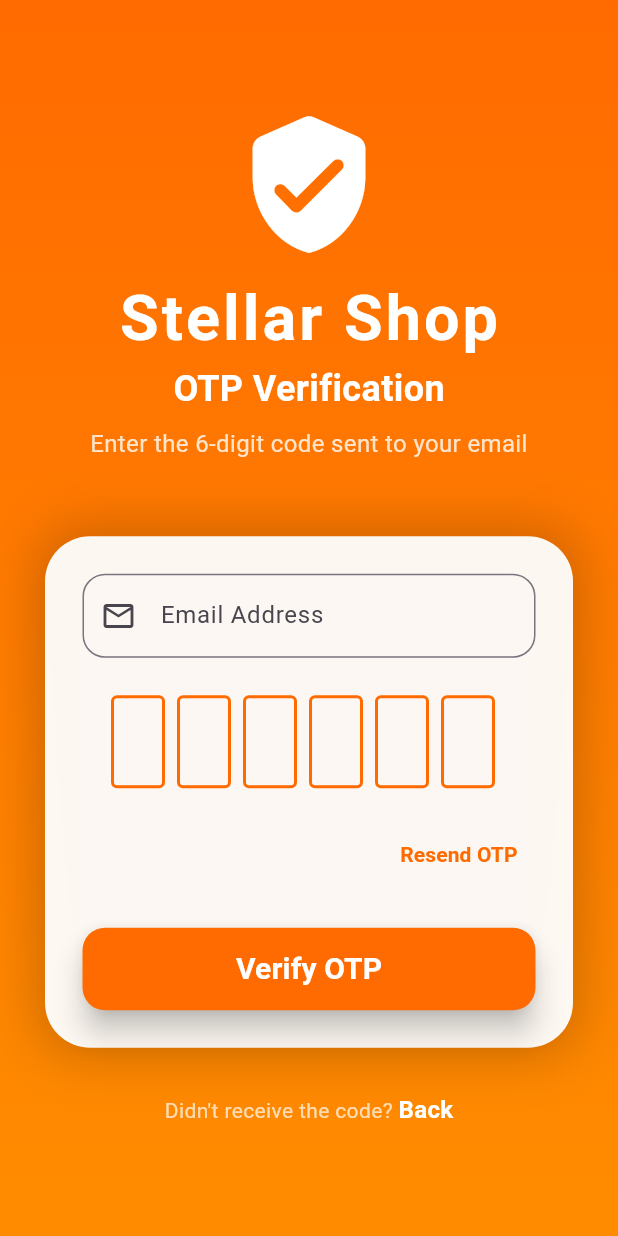
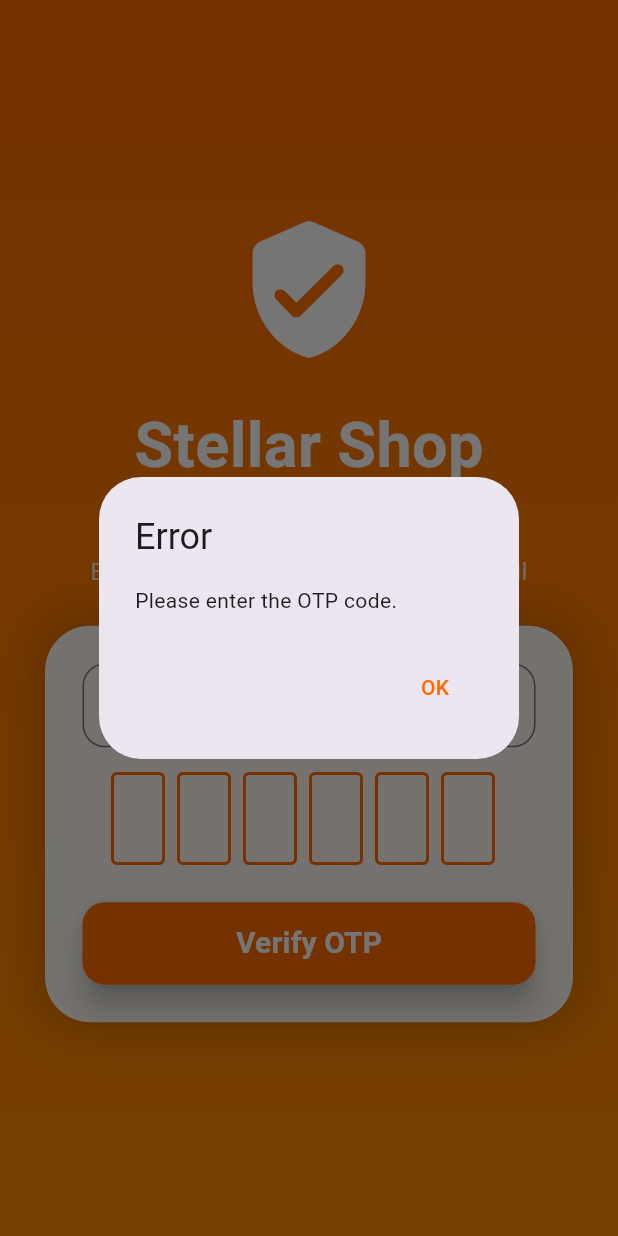
Before and after one commit to abdelrhman20500/stellar_shop, a Flutter app: the OtpScreen screen opened directly, after a tap on "Verify OTP", on a phone screen of 412 x 824 dp. Run offline on Flutter 3.47's test engine with Material 3 defaults, Android fonts, the phone set to English and light mode, and no system bars; drawn by our look-alikes of flutter_otp_text_field; our stand-ins replace dartz, dio, equatable, flutter_bloc, google_nav_bar, shared_preferences and 1 more; accounts and stored records are empty.

Commit message:
Create Otp Feature

```diff
--- a/lib/Features/Auth/domain/repo/auth_repo.dart
+++ b/lib/Features/Auth/domain/repo/auth_repo.dart
@@ -5,4 +5,5 @@ import '../../../../Core/utils/errors/failure.dart';
 abstract class AuthRepo{
   Future<Either<Failure,RegisterModel>> userRegister({required String firstName, required String lastName,
     required String email, required String password});
+  Future<Either<Failure,String>> userOtp({required String email, required String otp});
 }
--- /dev/null
+++ b/lib/Features/Auth/domain/use_case/otp_use_case.dart
@@ -0,0 +1,14 @@
+import 'package:dartz/dartz.dart';
+import 'package:stellar_shop/Features/Auth/domain/repo/auth_repo.dart';
+
+import '../../../../Core/utils/errors/failure.dart';
+
+class OtpUseCase {
+  final AuthRepo authRepo;
+
+  OtpUseCase(this.authRepo);
+  Future<Either<Failure, String>> call(
+      {required String email, required String otp}) async {
+    return await authRepo.userOtp(email: email, otp: otp);
+  }
+}
--- a/lib/Features/Auth/presentation/view/otp_screen.dart
+++ b/lib/Features/Auth/presentation/view/otp_screen.dart
@@ -1,5 +1,16 @@
+import 'package:dio/dio.dart';
 import 'package:flutter/material.dart';
+import 'package:flutter_bloc/flutter_bloc.dart';
 import 'package:flutter_otp_text_field/flutter_otp_text_field.dart';
+import 'package:stellar_shop/Core/function/api_service.dart';
+import 'package:stellar_shop/Features/Auth/data/repo/auth_repo_impl.dart';
+import 'package:stellar_shop/Features/Auth/domain/use_case/otp_use_case.dart';
+import 'package:stellar_shop/Features/Auth/presentation/view/login_screen.dart';
+import 'package:stellar_shop/Features/Auth/presentation/view_manager/otp_cubit/otp_cubit.dart';
+import 'package:stellar_shop/Features/Auth/presentation/view_manager/otp_cubit/otp_state.dart';
+import '../../../../Core/utils/error_dialog.dart';
+import '../../../../Core/utils/loading_dialog.dart';
+import '../../../../Core/utils/success_dialog.dart';
 import '../../../../Core/widgets/custom_button.dart';
 import '../../../../Core/widgets/custom_text_field.dart';
 
@@ -7,11 +18,30 @@ class OtpScreen extends StatelessWidget {
   OtpScreen({super.key});
 
   final emailController = TextEditingController();
+  final GlobalKey<FormState> formKey = GlobalKey<FormState>();
   String? otpCode;
-  bool hasError = false;
 
   @override
   Widget build(BuildContext context) {
+    var height = MediaQuery.of(context).size.height;
+    return BlocProvider(
+      create: (context) => OtpCubit(OtpUseCase(AuthRepoImpl(apiService: ApiService(Dio(),),),),),
+      child: BlocConsumer<OtpCubit, OtpState>(
+        listener: (context, state) {
+          if (state is OtpLoading) {
+            showLoadingDialog(context);
+          } else if (state is OtpFailure) {
+            closeLoadingDialog(context);
+            showErrorDialog(context, state.error);
+          } else if (state is OtpSuccess) {
+            closeLoadingDialog(context);
+            showSuccessDialog(context, state.response);
+            Navigator.push(context,
+              MaterialPageRoute(builder: (context) => LoginScreen()),
+            );
+          }
+        },
+        builder: (context, state) {
           return Scaffold(
             body: Container(
               decoration: const BoxDecoration(
@@ -28,119 +58,73 @@ class OtpScreen extends StatelessWidget {
                     child: Column(
                       mainAxisAlignment: MainAxisAlignment.center,
                       children: [
-                  const Icon(Icons.verified_user_rounded, size: 100, color: Colors.white),
-                  const SizedBox(height: 10),
-                  const Text(
-                    "Stellar Shop",
-                    style: TextStyle(fontSize: 42, fontWeight: FontWeight.bold, color: Colors.white, letterSpacing: 2),
-                  ),
-                  const Text(
-                    "OTP Verification",
-                    style: TextStyle(fontSize: 24, fontWeight: FontWeight.bold, color: Colors.white),
-                  ),
-                  const SizedBox(height: 8),
-                  Text(
-                    "Enter the 6-digit code sent to your email",
-                    textAlign: TextAlign.center,
-                    style: TextStyle(fontSize: 16, color: Colors.white.withOpacity(0.8)),
-                  ),
-                  const SizedBox(height: 50),
-
-                  Container(
+                        const Icon(Icons.verified_user_rounded, size: 100, color: Colors.white,),
+                        SizedBox(height: height*0.03),
+                        const Text("Stellar Shop",
+                          style: TextStyle(fontSize: 42, fontWeight: FontWeight.bold, color: Colors.white,),),
+                        const Text("OTP Verification",
+                          style: TextStyle(fontSize: 24, fontWeight: FontWeight.bold, color: Colors.white,),),
+                        SizedBox(height: height*0.01),
+                        Text("Enter the 6-digit code sent to your email",
+                          textAlign: TextAlign.center,style: TextStyle(fontSize: 16, color: Colors.white.withOpacity(0.8),),),
+                        SizedBox(height: height*0.03),
+                        Form(
+                          key: formKey,
+                          child: Container(
                             padding: const EdgeInsets.all(25),
                             decoration: BoxDecoration(
                               color: Colors.white.withOpacity(0.95),
                               borderRadius: BorderRadius.circular(30),
                               boxShadow: [
-                        BoxShadow(color: Colors.black.withOpacity(0.2), blurRadius: 30, spreadRadius: 5),
+                                BoxShadow(
+                                  color: Colors.black.withOpacity(0.2),
+                                  blurRadius: 30,
+                                  spreadRadius: 5,
+                                ),
                               ],
                             ),
                             child: Column(
                               children: [
-                        // Email Field
                                 CustomTextFormField(
                                   label: "Email Address",
                                   textEditingController: emailController,
                                   prefixIcon: const Icon(Icons.email_outlined),
-                          keyboardType: TextInputType.emailAddress,
-                        ),
-                        const SizedBox(height: 25),
-
-                        // ==================== Enhanced OTP Field ====================
+                                  keyboardType: TextInputType.emailAddress,),
+                                SizedBox(height: height*0.02),
                                 OtpTextField(
                                   numberOfFields: 6,
-                          fieldWidth: 36, // Safe range                          borderWidth: 2.5,
+                                  fieldWidth: 36,
                                   showFieldAsBox: true,
                                   cursorColor: const Color(0xFFFF6B00),
-                          textStyle: const TextStyle(fontSize: 20, fontWeight: FontWeight.bold),
-                          // Orange Theme Borders
+                                  textStyle: const TextStyle(fontSize: 20, fontWeight: FontWeight.bold,),
                                   borderColor: const Color(0xFFFF6B00),
                                   enabledBorderColor: const Color(0xFFFF6B00),
-                          focusedBorderColor: const Color(0xFFFF4500), // Darker orange on focus
+                                  focusedBorderColor: const Color(0xFFFF4500),
                                   disabledBorderColor: Colors.grey,
-
-                          // Error Styling
-                          // errorBorderColor: Colors.red,
-                          // hasError: hasError,
-
-                          // Callbacks
-                          onCodeChanged: (code) {},
-                          onSubmit: (verificationCode) {},
+                                  onSubmit: (verificationCode) {
+                                    otpCode = verificationCode;
+                                  },
                                 ),
-
-                        if (hasError)
-                          const Padding(
-                            padding: EdgeInsets.only(top: 12),
-                            child: Text(
-                              "Invalid OTP. Please try again.",
-                              style: TextStyle(color: Colors.red, fontWeight: FontWeight.w500),
-                            ),
-                          ),
-
-                        const SizedBox(height: 20),
-
-                        // Resend OTP
-                        Align(
-                          alignment: Alignment.centerRight,
-                          child: TextButton(
-                            onPressed: () {
-                              // TODO: Add resend OTP logic
-                              ScaffoldMessenger.of(context).showSnackBar(
-                                const SnackBar(content: Text("OTP Resent")),
-                              );
-                            },
-                            child: const Text(
-                              "Resend OTP",
-                              style: TextStyle(color: Color(0xFFFF6B00), fontWeight: FontWeight.bold),
-                            ),
-                          ),
-                        ),
-
-                        const SizedBox(height: 25),
-
-                        // Verify Button
+                                SizedBox(height: height*0.03),
                                 CustomButton(
                                   text: "Verify OTP",
-                          onPressed: () {},
+                                  onPressed: () {
+                                    final formOk = formKey.currentState?.validate() ?? false;
+                                    if (!formOk) return;
+                                    final code = otpCode ?? '';
+                                    if (code.isEmpty) {
+                                      showErrorDialog(
+                                        context,
+                                        "Please enter the OTP code.",
+                                      );
+                                      return;
+                                    }
+                                    context.read<OtpCubit>().otp(emailController.text, code,);
+                                  },
                                 ),
                               ],
                             ),
                           ),
-
-                  const SizedBox(height: 30),
-
-                  Row(
-                    mainAxisAlignment: MainAxisAlignment.center,
-                    children: [
-                      const Text("Didn't receive the code? ", style: TextStyle(color: Colors.white70)),
-                      GestureDetector(
-                        onTap: () {},
-                        child: const Text(
-                          "Back",
-                          style: TextStyle(color: Colors.white, fontWeight: FontWeight.bold, fontSize: 16),
-                        ),
-                      ),
-                    ],
                         ),
                       ],
                     ),
@@ -149,5 +133,8 @@ class OtpScreen extends StatelessWidget {
               ),
             ),
           );
+        },
+      ),
+    );
   }
 }
--- /dev/null
+++ b/lib/Features/Auth/presentation/view_manager/otp_cubit/otp_cubit.dart
@@ -0,0 +1,17 @@
+import 'package:flutter_bloc/flutter_bloc.dart';
+import 'package:stellar_shop/Features/Auth/domain/use_case/otp_use_case.dart';
+import 'package:stellar_shop/Features/Auth/presentation/view_manager/otp_cubit/otp_state.dart';
+
+class OtpCubit extends Cubit<OtpState> {
+  OtpCubit(this.otpUseCase) : super(OtpInitial());
+  final OtpUseCase otpUseCase;
+  Future<void> otp(String email, String otp) async {
+    emit(OtpLoading());
+    final result = await otpUseCase.call(email: email, otp: otp);
+    result.fold((failure) {
+      emit(OtpFailure(error: failure.message));
+    }, (response) {
+      emit(OtpSuccess(response: response));
+    });
+  }
+}
--- /dev/null
+++ b/lib/Features/Auth/presentation/view_manager/otp_cubit/otp_state.dart
@@ -0,0 +1,12 @@
+
+abstract class OtpState{}
+class OtpInitial extends OtpState{}
+class OtpLoading extends OtpState{}
+class OtpFailure extends OtpState{
+  final String error;
+  OtpFailure({required this.error});
+}
+class OtpSuccess extends OtpState{
+  final String response;
+  OtpSuccess({required this.response});
+}
--- a/lib/main.dart
+++ b/lib/main.dart
@@ -1,4 +1,3 @@
-import 'package:dio/dio.dart';
 import 'package:flutter/material.dart';
 import 'package:stellar_shop/Features/Auth/presentation/view/sign_up_screen.dart';
 
--- a/pubspec.yaml
+++ b/pubspec.yaml
@@ -31,7 +31,7 @@ dependencies:
   flutter:
     sdk: flutter
   smooth_page_indicator: ^1.2.0+3
-  flutter_otp_text_field: ^1.5.1+1
+#  flutter_otp_text_field: ^1.5.1+1
   shimmer: ^3.0.0
   shared_preferences: ^2.5.3
   cached_network_image: ^3.4.1
@@ -41,6 +41,8 @@ dependencies:
   get_it: ^8.2.0
   flutter_bloc: ^9.1.1
   google_nav_bar: ^5.0.7
+  flutter_otp_text_field: ^1.5.1+1
+
 
   # The following adds the Cupertino Icons font to your application.
   # Use with the CupertinoIcons class for iOS style icons.
```
Also changed, not shown: lib/Features/Auth/data/repo/auth_repo_impl.dart (+17 -2 lines), lib/Features/Auth/presentation/view/sign_up_screen.dart (+9 -7 lines). Lines whose indentation alone changed are shown as unchanged.
